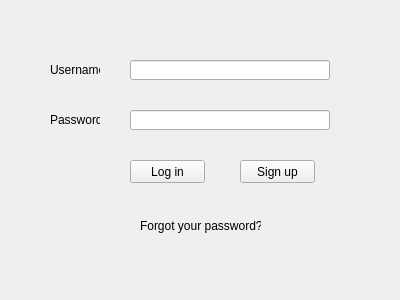
Qt form ui/authorization.ui (TarasRudnyk/Students_health_records) before a commit.
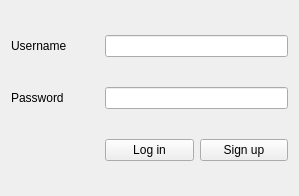
The same form after that commit.

The edit to the form file:
```diff
--- a/ui/authorization.ui
+++ b/ui/authorization.ui
@@ -6,8 +6,8 @@
    <rect>
     <x>0</x>
     <y>0</y>
-    <width>400</width>
-    <height>300</height>
+    <width>299</width>
+    <height>196</height>
    </rect>
   </property>
   <property name="windowTitle">
@@ -16,91 +16,42 @@
   <property name="accessibleName">
    <string/>
   </property>
-  <widget class="QLabel" name="label">
-   <property name="geometry">
-    <rect>
-     <x>50</x>
-     <y>60</y>
-     <width>50</width>
-     <height>20</height>
-    </rect>
-   </property>
-   <property name="text">
-    <string>Username</string>
-   </property>
-  </widget>
+  <layout class="QGridLayout" name="gridLayout">
+   <item row="1" column="1" colspan="2">
+    <widget class="QLineEdit" name="lineEdit_2"/>
+   </item>
+   <item row="1" column="0">
   <widget class="QLabel" name="label_2">
-   <property name="geometry">
-    <rect>
-     <x>50</x>
-     <y>110</y>
-     <width>50</width>
-     <height>20</height>
-    </rect>
-   </property>
    <property name="text">
     <string>Password</string>
    </property>
   </widget>
-  <widget class="QLineEdit" name="lineEdit">
-   <property name="geometry">
-    <rect>
-     <x>130</x>
-     <y>60</y>
-     <width>200</width>
-     <height>20</height>
-    </rect>
-   </property>
-  </widget>
-  <widget class="QLineEdit" name="lineEdit_2">
-   <property name="geometry">
-    <rect>
-     <x>130</x>
-     <y>110</y>
-     <width>200</width>
-     <height>20</height>
-    </rect>
-   </property>
-  </widget>
-  <widget class="QPushButton" name="pushButton">
-   <property name="geometry">
-    <rect>
-     <x>130</x>
-     <y>160</y>
-     <width>75</width>
-     <height>23</height>
-    </rect>
-   </property>
+   </item>
+   <item row="0" column="1" colspan="2">
+    <widget class="QLineEdit" name="lineEdit"/>
+   </item>
+   <item row="2" column="1">
+    <widget class="QPushButton" name="log_in_button">
    <property name="text">
     <string>Log in</string>
    </property>
   </widget>
-  <widget class="QLabel" name="label_3">
-   <property name="geometry">
-    <rect>
-     <x>140</x>
-     <y>210</y>
-     <width>121</width>
-     <height>31</height>
-    </rect>
-   </property>
-   <property name="text">
-    <string>Forgot your password?</string>
-   </property>
-  </widget>
-  <widget class="QPushButton" name="pushButton_2">
-   <property name="geometry">
-    <rect>
-     <x>240</x>
-     <y>160</y>
-     <width>75</width>
-     <height>23</height>
-    </rect>
-   </property>
+   </item>
+   <item row="2" column="2">
+    <widget class="QPushButton" name="sign_up_button">
    <property name="text">
     <string>Sign up</string>
    </property>
   </widget>
+   </item>
+   <item row="0" column="0">
+    <widget class="QLabel" name="label">
+     <property name="text">
+      <string>Username</string>
+     </property>
+    </widget>
+   </item>
+  </layout>
  </widget>
  <resources/>
  <connections/>
```
Lines whose indentation alone changed are shown as unchanged.
